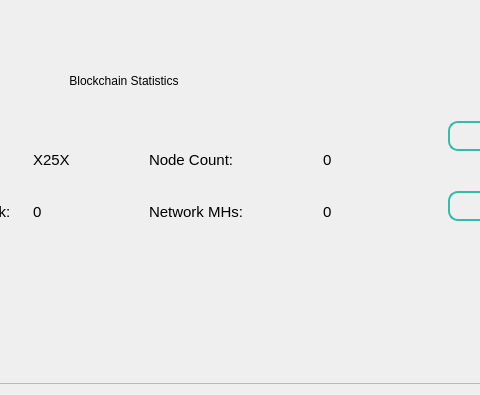
HTHcoin/helpthehomelesscoin, file src/qt/forms/overviewpage.ui: the form before one commit; both pictures show x 112 to 592 and y 290 to 685 of the 1000 by 685 pixel window.
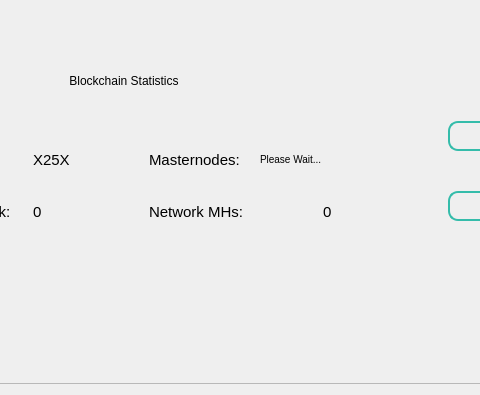
The form after the commit.

```diff
--- a/src/qt/forms/overviewpage.ui
+++ b/src/qt/forms/overviewpage.ui
@@ -275,20 +275,20 @@
             </property>
            </spacer>
           </item>
-          <item row="0" column="2">
+          <item row="0" column="3" alignment="Qt::AlignHCenter|Qt::AlignVCenter">
            <widget class="QLabel" name="label_count_2">
             <property name="styleSheet">
-             <string notr="true"/>
+             <string notr="true">font-size: 10px;</string>
             </property>
             <property name="text">
-             <string>Node Count:</string>
+             <string>Please Wait...</string>
             </property>
            </widget>
           </item>
-          <item row="0" column="3" alignment="Qt::AlignRight">
-           <widget class="QLabel" name="countLabelDIP3">
+          <item row="0" column="2">
+           <widget class="QLabel" name="labelMN">
             <property name="text">
-             <string>0</string>
+             <string>Masternodes:</string>
             </property>
            </widget>
           </item>
```
